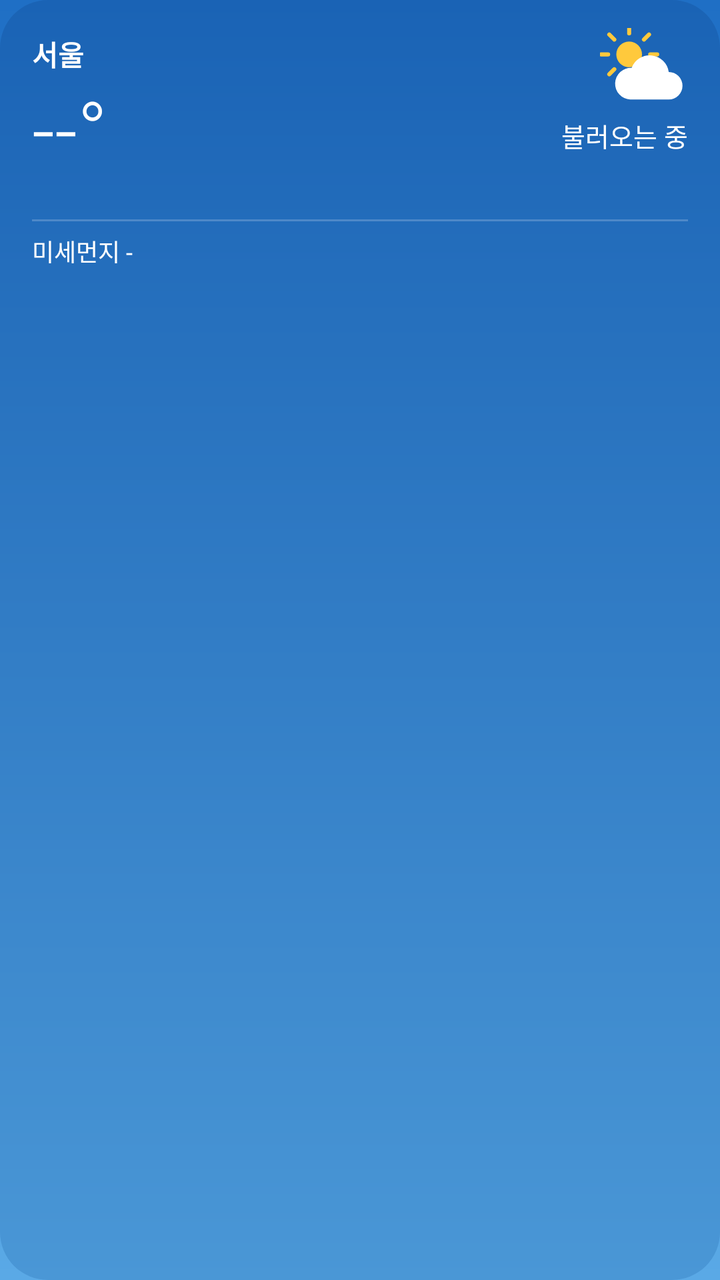
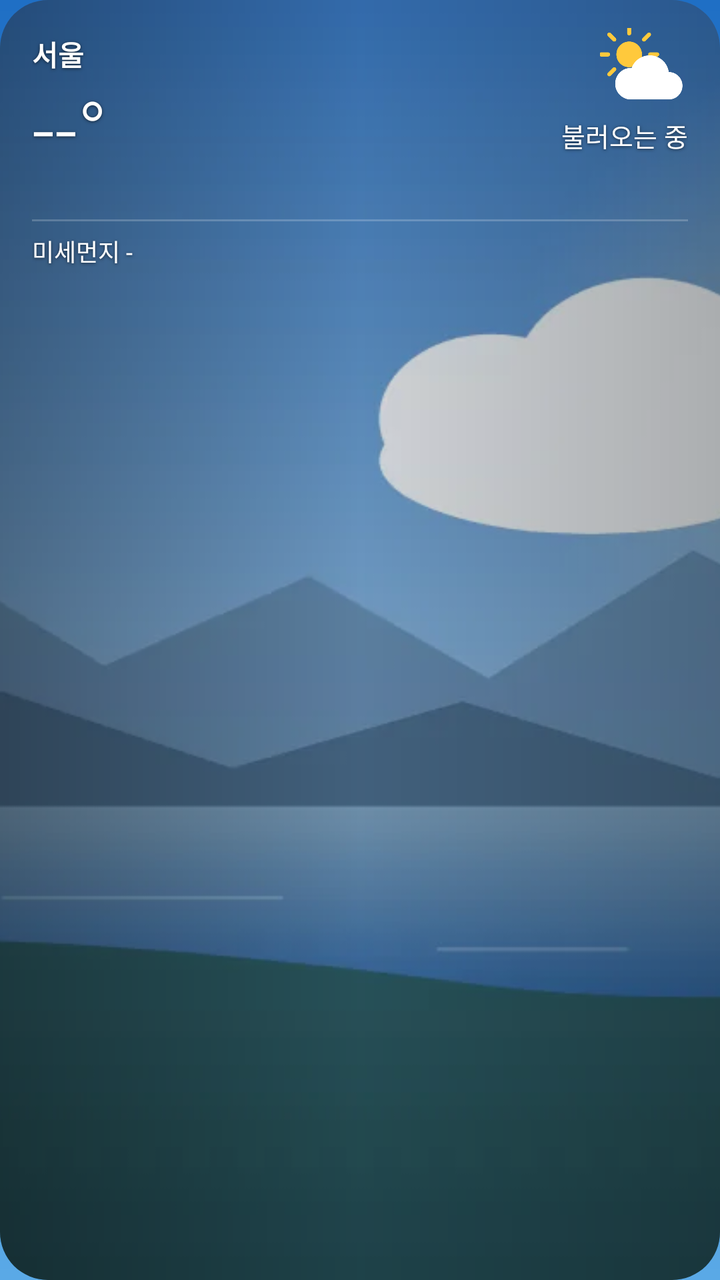

The first picture is an Android layout as it rendered before a commit; the second is the same layout after the commit. The layout source and the unified diff follow.
<!-- AndroidManifest.xml: application theme AppTheme -->
<!-- res/layout/widget_large.xml -->
<?xml version="1.0" encoding="utf-8"?>
<FrameLayout xmlns:android="http://schemas.android.com/apk/res/android"
    android:id="@+id/root" android:layout_width="match_parent" android:layout_height="match_parent">
    <ImageView android:id="@+id/bg" android:layout_width="match_parent" android:layout_height="match_parent"
        android:scaleType="fitXY" android:src="@drawable/bg_clear_day" android:importantForAccessibility="no"/>
    <LinearLayout     android:id="@+id/content" android:layout_width="match_parent" android:layout_height="match_parent"
        android:orientation="vertical" android:paddingStart="16dp" android:paddingEnd="16dp" android:paddingTop="14dp" android:paddingBottom="8dp"
        >
        <LinearLayout android:layout_width="match_parent" android:layout_height="wrap_content" android:orientation="horizontal" android:gravity="center_vertical">
            <LinearLayout android:layout_width="0dp" android:layout_weight="1" android:layout_height="wrap_content" android:orientation="vertical">
                <TextView android:id="@+id/city" android:layout_width="match_parent" android:layout_height="wrap_content"
                    android:text="서울" android:textColor="#FFFFFF" android:textSize="14sp" android:textStyle="bold" android:maxLines="1" android:ellipsize="end"/>
                <TextView android:id="@+id/temp" android:layout_width="wrap_content" android:layout_height="wrap_content"
                    android:text="--°" android:textColor="#FFFFFF" android:textSize="40sp" android:fontFamily="sans-serif-light" android:maxLines="1"/>
            </LinearLayout>
            <LinearLayout android:layout_width="wrap_content" android:layout_height="wrap_content" android:orientation="vertical" android:gravity="end">
                <ImageView android:id="@+id/icon" android:layout_width="44dp" android:layout_height="44dp" android:src="@drawable/ic_w_partly_day"/>
                <TextView android:id="@+id/cond" android:layout_width="wrap_content" android:layout_height="wrap_content"
                    android:text="불러오는 중" android:textColor="#FFFFFF" android:textSize="13sp" android:maxLines="1"/>
                <TextView android:id="@+id/hl" android:layout_width="wrap_content" android:layout_height="wrap_content"
                    android:text="" android:textColor="#CCFFFFFF" android:textSize="12sp" android:maxLines="1"/>
            </LinearLayout>
        </LinearLayout>
        <LinearLayout android:id="@+id/hourly" android:layout_width="match_parent" android:layout_height="wrap_content"
            android:orientation="horizontal" android:layout_marginTop="8dp"/>
        <TextView android:layout_width="match_parent" android:layout_height="1dp" android:layout_marginTop="8dp" android:background="@drawable/divider"/>
        <TextView android:id="@+id/dust" android:layout_width="match_parent" android:layout_height="wrap_content"
            android:layout_marginTop="6dp" android:text="미세먼지 -" android:textColor="#FFFFFF" android:textSize="12sp" android:maxLines="1"/>
        <LinearLayout android:id="@+id/daily" android:layout_width="match_parent" android:layout_height="0dp" android:layout_weight="1"
            android:orientation="vertical" android:layout_marginTop="4dp"/>
        <TextView android:id="@+id/updated" android:layout_width="match_parent" android:layout_height="wrap_content"
            android:text="" android:textColor="#99FFFFFF" android:textSize="10sp" android:gravity="end" android:maxLines="1"/>
    </LinearLayout>
</FrameLayout>
<!-- resources referenced by this layout -->
<resources>
  <!-- drawable bg_clear_day (drawable) -->
  <?xml version="1.0" encoding="utf-8"?>
  <shape xmlns:android="http://schemas.android.com/apk/res/android" android:shape="rectangle"><corners android:radius="24dp"/><gradient android:angle="270" android:startColor="#1A63B5" android:endColor="#4A97D6"/></shape>
  <!-- drawable divider (drawable) -->
  <?xml version="1.0" encoding="utf-8"?>
  <shape xmlns:android="http://schemas.android.com/apk/res/android"><solid android:color="#33FFFFFF"/></shape>
  <!-- drawable ic_w_partly_day (drawable) -->
  <?xml version="1.0" encoding="utf-8"?>
  <vector xmlns:android="http://schemas.android.com/apk/res/android" android:width="64dp" android:height="64dp" android:viewportWidth="64" android:viewportHeight="64"><group android:translateX="-6" android:translateY="-8" android:scaleX="0.85" android:scaleY="0.85"><path android:fillColor="#FFC93C" android:pathData="M32,21a11,11 0,1 1,0 22a11,11 0,1 1,0 -22z"/><path android:strokeColor="#FFC93C" android:strokeWidth="3.5" android:strokeLineCap="round" android:pathData="M32,14L32,8M32,56L32,50M14,32L8,32M56,32L50,32M19.3,19.3L15,15M44.7,44.7L49,49M44.7,19.3L49,15M19.3,44.7L15,49"/></group><group android:translateX="4" android:translateY="6" android:scaleX="1" android:scaleY="1"><path android:fillColor="#FFFFFF" android:pathData="M18,46h28a10,10 0,0 0,0 -20a14,14 0,0 0,-27 -3A11,11 0,0 0,18 46z"/></group></vector>
  <style name="AppTheme" parent="android:Theme.Material.NoActionBar">
      <item name="android:windowBackground">@drawable/ic_launcher_bg</item>
      <item name="android:statusBarColor">#1F6FC5</item>
      <item name="android:navigationBarColor">#5AA9E6</item>
    </style>
  <!-- drawable ic_launcher_bg (drawable) -->
  <?xml version="1.0" encoding="utf-8"?>
  <shape xmlns:android="http://schemas.android.com/apk/res/android"><gradient android:angle="270" android:startColor="#1F6FC5" android:endColor="#5AA9E6"/></shape>
</resources>

<!-- the commit's change to res/layout/widget_large.xml (unified diff, before → after) -->
@@ -1,34 +1,37 @@
 <?xml version="1.0" encoding="utf-8"?>
 <FrameLayout xmlns:android="http://schemas.android.com/apk/res/android"
-    android:id="@+id/root" android:layout_width="match_parent" android:layout_height="match_parent">
+    android:id="@+id/root" android:layout_width="match_parent" android:layout_height="match_parent"
+    android:background="@drawable/widget_clip" android:clipToOutline="true">
     <ImageView android:id="@+id/bg" android:layout_width="match_parent" android:layout_height="match_parent"
-        android:scaleType="fitXY" android:src="@drawable/bg_clear_day" android:importantForAccessibility="no"/>
+        android:scaleType="centerCrop" android:src="@drawable/scene_partly_day" android:importantForAccessibility="no"/>
+    <ImageView android:id="@+id/scrim" android:layout_width="match_parent" android:layout_height="match_parent"
+        android:scaleType="fitXY" android:src="@drawable/scrim" android:importantForAccessibility="no"/>
     <LinearLayout     android:id="@+id/content" android:layout_width="match_parent" android:layout_height="match_parent"
         android:orientation="vertical" android:paddingStart="16dp" android:paddingEnd="16dp" android:paddingTop="14dp" android:paddingBottom="8dp"
         >
         <LinearLayout android:layout_width="match_parent" android:layout_height="wrap_content" android:orientation="horizontal" android:gravity="center_vertical">
             <LinearLayout android:layout_width="0dp" android:layout_weight="1" android:layout_height="wrap_content" android:orientation="vertical">
-                <TextView android:id="@+id/city" android:layout_width="match_parent" android:layout_height="wrap_content"
+                <TextView android:id="@+id/city" android:shadowColor="#99000000" android:shadowRadius="4" android:shadowDy="1" android:layout_width="match_parent" android:layout_height="wrap_content"
                     android:text="서울" android:textColor="#FFFFFF" android:textSize="14sp" android:textStyle="bold" android:maxLines="1" android:ellipsize="end"/>
-                <TextView android:id="@+id/temp" android:layout_width="wrap_content" android:layout_height="wrap_content"
+                <TextView android:id="@+id/temp" android:shadowColor="#99000000" android:shadowRadius="4" android:shadowDy="1" android:layout_width="wrap_content" android:layout_height="wrap_content"
                     android:text="--°" android:textColor="#FFFFFF" android:textSize="40sp" android:fontFamily="sans-serif-light" android:maxLines="1"/>
             </LinearLayout>
             <LinearLayout android:layout_width="wrap_content" android:layout_height="wrap_content" android:orientation="vertical" android:gravity="end">
                 <ImageView android:id="@+id/icon" android:layout_width="44dp" android:layout_height="44dp" android:src="@drawable/ic_w_partly_day"/>
-                <TextView android:id="@+id/cond" android:layout_width="wrap_content" android:layout_height="wrap_content"
+                <TextView android:id="@+id/cond" android:shadowColor="#99000000" android:shadowRadius="4" android:shadowDy="1" android:layout_width="wrap_content" android:layout_height="wrap_content"
                     android:text="불러오는 중" android:textColor="#FFFFFF" android:textSize="13sp" android:maxLines="1"/>
-                <TextView android:id="@+id/hl" android:layout_width="wrap_content" android:layout_height="wrap_content"
+                <TextView android:id="@+id/hl" android:shadowColor="#99000000" android:shadowRadius="4" android:shadowDy="1" android:layout_width="wrap_content" android:layout_height="wrap_content"
                     android:text="" android:textColor="#CCFFFFFF" android:textSize="12sp" android:maxLines="1"/>
             </LinearLayout>
         </LinearLayout>
         <LinearLayout android:id="@+id/hourly" android:layout_width="match_parent" android:layout_height="wrap_content"
             android:orientation="horizontal" android:layout_marginTop="8dp"/>
         <TextView android:layout_width="match_parent" android:layout_height="1dp" android:layout_marginTop="8dp" android:background="@drawable/divider"/>
-        <TextView android:id="@+id/dust" android:layout_width="match_parent" android:layout_height="wrap_content"
+        <TextView android:id="@+id/dust" android:shadowColor="#99000000" android:shadowRadius="4" android:shadowDy="1" android:layout_width="match_parent" android:layout_height="wrap_content"
             android:layout_marginTop="6dp" android:text="미세먼지 -" android:textColor="#FFFFFF" android:textSize="12sp" android:maxLines="1"/>
         <LinearLayout android:id="@+id/daily" android:layout_width="match_parent" android:layout_height="0dp" android:layout_weight="1"
             android:orientation="vertical" android:layout_marginTop="4dp"/>
-        <TextView android:id="@+id/updated" android:layout_width="match_parent" android:layout_height="wrap_content"
+        <TextView android:id="@+id/updated" android:shadowColor="#99000000" android:shadowRadius="4" android:shadowDy="1" android:layout_width="match_parent" android:layout_height="wrap_content"
             android:text="" android:textColor="#99FFFFFF" android:textSize="10sp" android:gravity="end" android:maxLines="1"/>
     </LinearLayout>
 </FrameLayout>
<!-- resource entries referenced after the edit -->
@@ -1,14 +1,18 @@
 <!-- resources referenced by this layout -->
 <resources>
-  <!-- drawable bg_clear_day (drawable) -->
-  <?xml version="1.0" encoding="utf-8"?>
-  <shape xmlns:android="http://schemas.android.com/apk/res/android" android:shape="rectangle"><corners android:radius="24dp"/><gradient android:angle="270" android:startColor="#1A63B5" android:endColor="#4A97D6"/></shape>
   <!-- drawable divider (drawable) -->
   <?xml version="1.0" encoding="utf-8"?>
   <shape xmlns:android="http://schemas.android.com/apk/res/android"><solid android:color="#33FFFFFF"/></shape>
   <!-- drawable ic_w_partly_day (drawable) -->
   <?xml version="1.0" encoding="utf-8"?>
   <vector xmlns:android="http://schemas.android.com/apk/res/android" android:width="64dp" android:height="64dp" android:viewportWidth="64" android:viewportHeight="64"><group android:translateX="-6" android:translateY="-8" android:scaleX="0.85" android:scaleY="0.85"><path android:fillColor="#FFC93C" android:pathData="M32,21a11,11 0,1 1,0 22a11,11 0,1 1,0 -22z"/><path android:strokeColor="#FFC93C" android:strokeWidth="3.5" android:strokeLineCap="round" android:pathData="M32,14L32,8M32,56L32,50M14,32L8,32M56,32L50,32M19.3,19.3L15,15M44.7,44.7L49,49M44.7,19.3L49,15M19.3,44.7L15,49"/></group><group android:translateX="4" android:translateY="6" android:scaleX="1" android:scaleY="1"><path android:fillColor="#FFFFFF" android:pathData="M18,46h28a10,10 0,0 0,0 -20a14,14 0,0 0,-27 -3A11,11 0,0 0,18 46z"/></group></vector>
+  <!-- drawable scene_partly_day: webp bitmap (drawable-nodpi, 12558 bytes) -->
+  <!-- drawable scrim (drawable) -->
+  <?xml version="1.0" encoding="utf-8"?>
+  <shape xmlns:android="http://schemas.android.com/apk/res/android" android:shape="rectangle"><gradient android:angle="0" android:startColor="#66000000" android:centerColor="#26000000" android:endColor="#4D000000"/></shape>
+  <!-- drawable widget_clip (drawable) -->
+  <?xml version="1.0" encoding="utf-8"?>
+  <shape xmlns:android="http://schemas.android.com/apk/res/android" android:shape="rectangle"><corners android:radius="24dp"/><solid android:color="#01000000"/></shape>
   <style name="AppTheme" parent="android:Theme.Material.NoActionBar">
       <item name="android:windowBackground">@drawable/ic_launcher_bg</item>
       <item name="android:statusBarColor">#1F6FC5</item>
